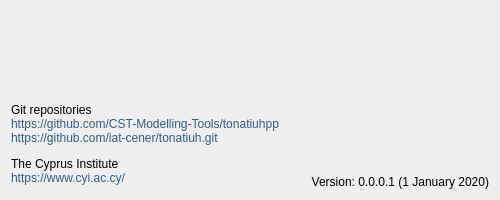
Qt form source/application/widgets/AboutDialog.ui (CST-Modelling-Tools/tonatiuhpp) before a commit.
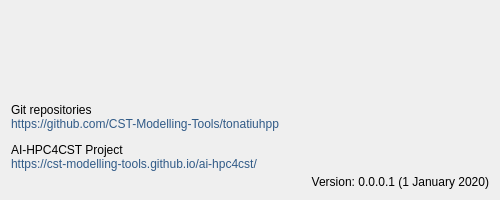
The same form after that commit.

Commit message:
docs(about): update project links in About dialog
Remove the legacy iat-cener Tonatiuh repository link from the About dialog so only the current CST-Modelling-Tools Tonatiuh++ repository is listed.

Replace the Cyprus Institute reference with the AI-HPC4CST Project name and project website while preserving the existing clickable hyperlink behavior and dialog layout.

Validation: user built and installed the application, confirmed Help > About displays the intended content, and git diff --check passed.

```diff
--- a/source/application/widgets/AboutDialog.ui
+++ b/source/application/widgets/AboutDialog.ui
@@ -40,15 +40,13 @@
 
 &lt;p&gt;Git repositories&lt;br/&gt;
 
-&lt;a href=&quot;https://github.com/CST-Modelling-Tools/tonatiuhpp&quot;&gt;https://github.com/CST-Modelling-Tools/tonatiuhpp&lt;/a&gt;&lt;br/&gt;
-
-&lt;a href=&quot;https://github.com/iat-cener/tonatiuh.git&quot;&gt;https://github.com/iat-cener/tonatiuh.git&lt;/a&gt;
+&lt;a href=&quot;https://github.com/CST-Modelling-Tools/tonatiuhpp&quot;&gt;https://github.com/CST-Modelling-Tools/tonatiuhpp&lt;/a&gt;
 
 &lt;/p&gt;
 
-&lt;p&gt;The Cyprus Institute&lt;br/&gt;
+&lt;p&gt;AI-HPC4CST Project&lt;br/&gt;
 
-&lt;a href=&quot;https://www.cyi.ac.cy/&quot;&gt;https://www.cyi.ac.cy/&lt;/a&gt;
+&lt;a href=&quot;https://cst-modelling-tools.github.io/ai-hpc4cst/&quot;&gt;https://cst-modelling-tools.github.io/ai-hpc4cst/&lt;/a&gt;
 
 &lt;/p&gt;
 
```
